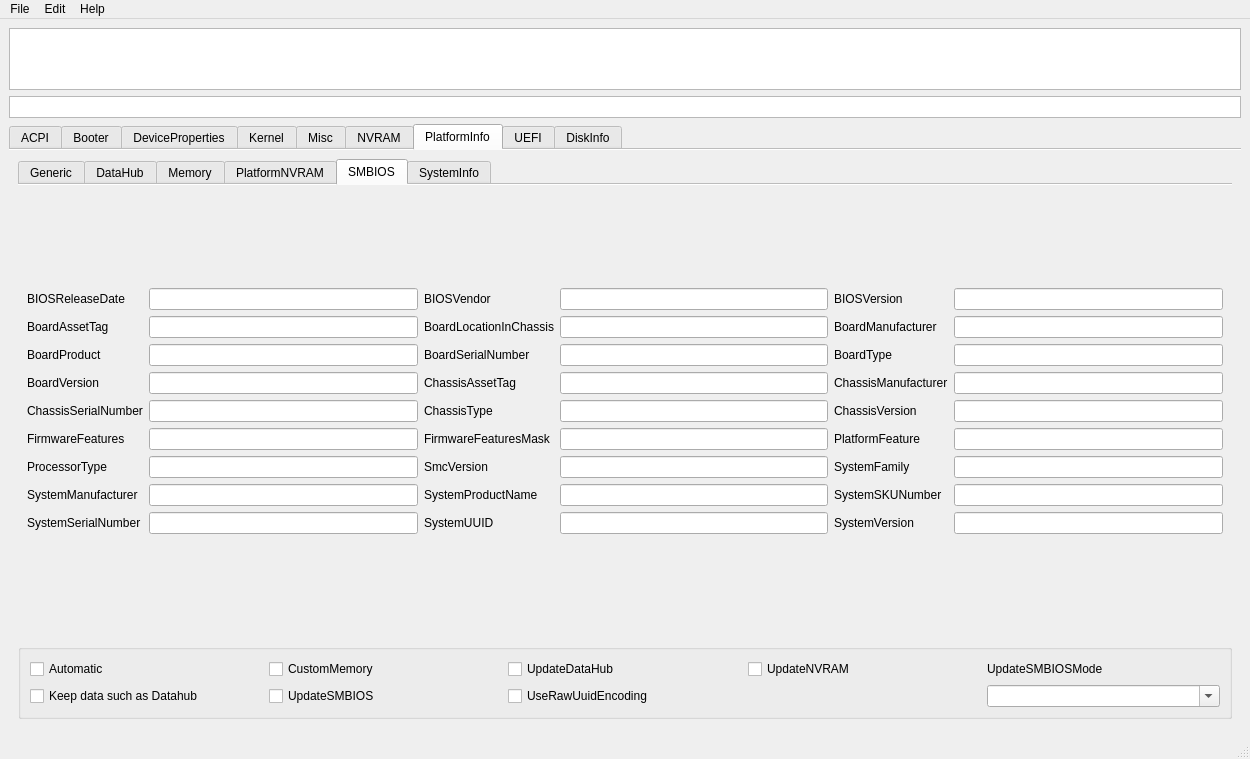
First picture: the form in mainwindow.ui, repository ic005k/OCAuxiliaryTools, before the edit.
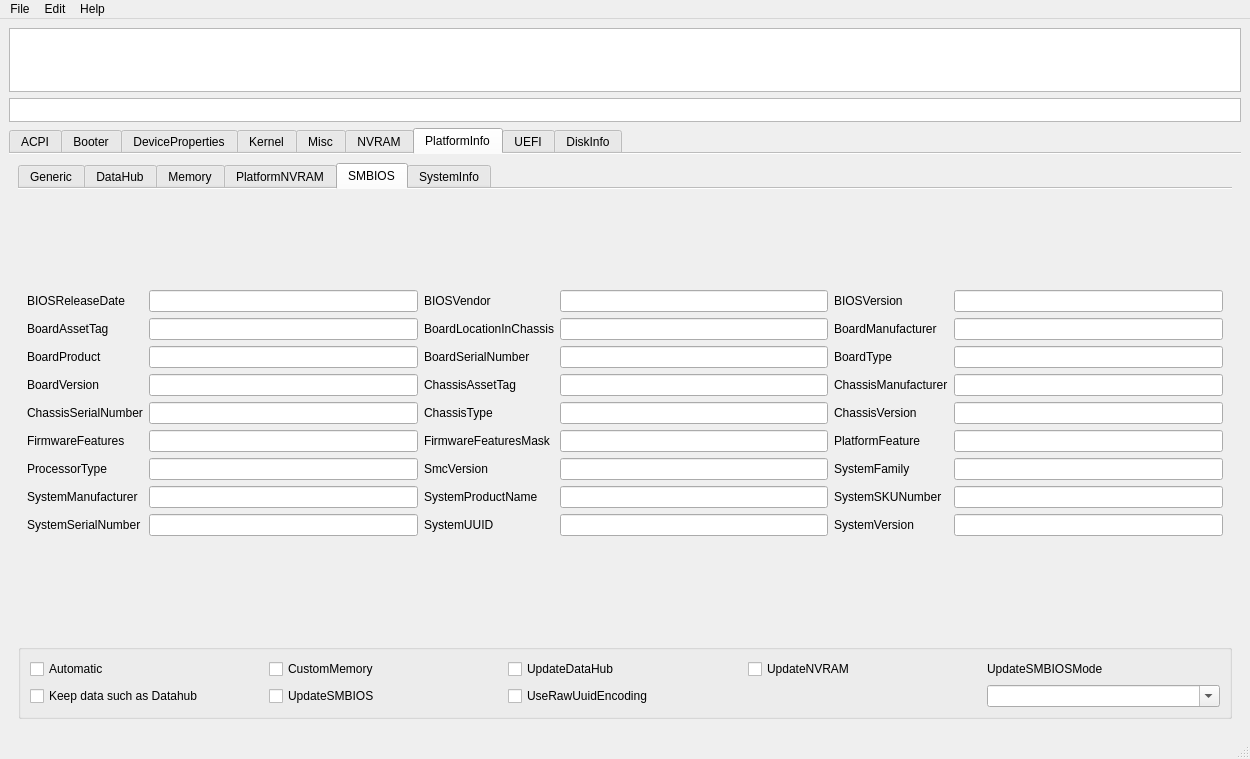
Second picture: the form after the edit. Icons and pictures are not drawn.

```diff
--- a/mainwindow.ui
+++ b/mainwindow.ui
@@ -30,7 +30,7 @@
       <property name="maximumSize">
        <size>
         <width>16777215</width>
-        <height>62</height>
+        <height>64</height>
        </size>
       </property>
      </widget>
@@ -40,7 +40,7 @@
       <property name="maximumSize">
        <size>
         <width>16777215</width>
-        <height>22</height>
+        <height>24</height>
        </size>
       </property>
      </widget>
```
